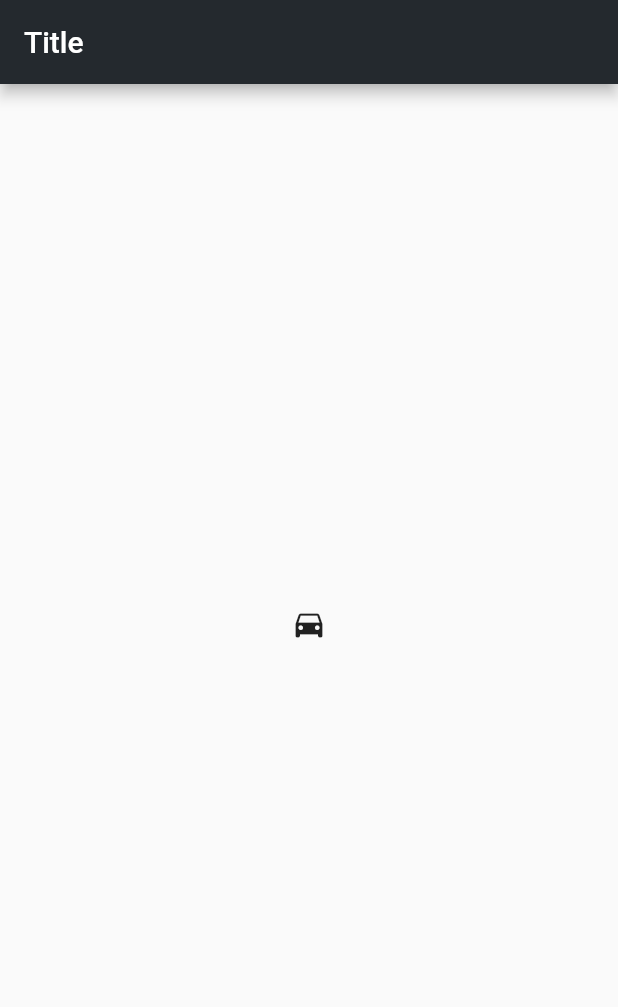
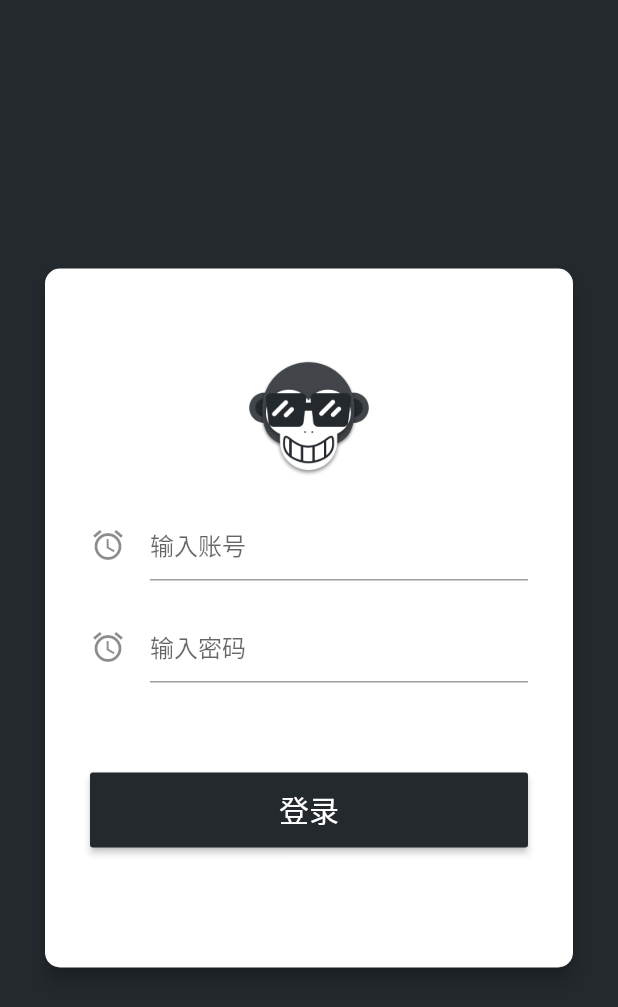
Before and after one commit to BlackFlagBin/blackflag_github_flutter, a Flutter app: the screen it shows after launch, on a phone screen of 412 x 824 dp. Shown: the top 1007 px of the screen. Run offline on Flutter 3.47's test engine with Material 2 defaults, Android fonts, the phone set to English and light mode, and no system bars.

Commit message:
add login page

```diff
--- a/lib/common/style/bf_colors.dart
+++ b/lib/common/style/bf_colors.dart
@@ -3,22 +3,29 @@ import 'package:flutter/material.dart';
 class BFColors {
   static const String welcomeMessage = "Welcome to Flutter";
 
-  static const int _primaryValue = 0xFF24292E;
-  static const int _primaryLightValue = 0xFF42464b;
-  static const int _primaryDarkValue = 0xFF121917;
+  static const int primaryValue = 0xFF24292E;
+  static const int primaryLightValue = 0xFF42464b;
+  static const int primaryDarkValue = 0xFF121917;
 
-  static const MaterialColor primarySwatch = const MaterialColor(_primaryValue, const <int, Color>{
-    50: const Color(_primaryLightValue),
-    100: const Color(_primaryLightValue),
-    200: const Color(_primaryLightValue),
-    300: const Color(_primaryLightValue),
-    400: const Color(_primaryLightValue),
-    500: const Color(_primaryValue),
-    600: const Color(_primaryDarkValue),
-    700: const Color(_primaryDarkValue),
-    800: const Color(_primaryDarkValue),
-    900: const Color(_primaryDarkValue),
+  static const int cardWhite = 0xFFFFFFFF;
+  static const int textWhite = 0xFFFFFFFF;
+
+  static const MaterialColor primarySwatch = const MaterialColor(primaryValue, const <int, Color>{
+    50: const Color(primaryLightValue),
+    100: const Color(primaryLightValue),
+    200: const Color(primaryLightValue),
+    300: const Color(primaryLightValue),
+    400: const Color(primaryLightValue),
+    500: const Color(primaryValue),
+    600: const Color(primaryDarkValue),
+    700: const Color(primaryDarkValue),
+    800: const Color(primaryDarkValue),
+    900: const Color(primaryDarkValue),
   });
 }
 
 class BFConstant {}
+
+class BFStrings {
+  static const String login_text = "登录";
+}
--- a/lib/main.dart
+++ b/lib/main.dart
@@ -1,4 +1,5 @@
 import 'package:blackflag_github_flutter/page/home_page.dart';
+import 'package:blackflag_github_flutter/page/login_page.dart';
 import 'package:blackflag_github_flutter/page/welcom_page.dart';
 import 'package:flutter/material.dart';
 
@@ -14,6 +15,7 @@ class MyApp extends StatelessWidget {
       ),
       routes: {
         "welcome_page": (context) => WelcomePage(),
+        "login_page": (context) => LoginPage(),
         "home_page": (context) => HomePage(),
       },
       home: WelcomePage(),
--- /dev/null
+++ b/lib/page/login_page.dart
@@ -0,0 +1,52 @@
+import 'package:blackflag_github_flutter/common/style/bf_colors.dart';
+import 'package:blackflag_github_flutter/widget/bf_flex_button.dart';
+import 'package:blackflag_github_flutter/widget/bf_input_widget.dart';
+import 'package:flutter/material.dart';
+
+class LoginPage extends StatelessWidget {
+  @override
+  Widget build(BuildContext context) {
+    return Container(
+      color: Color(BFColors.primaryValue),
+      child: Center(
+        child: Card(
+          elevation: 5,
+          shape: RoundedRectangleBorder(borderRadius: BorderRadius.all(Radius.circular(10))),
+          color: Color(BFColors.cardWhite),
+          margin: EdgeInsets.all(30),
+          child: Padding(
+            padding: const EdgeInsets.only(left: 30, top: 60, right: 30, bottom: 80),
+            child: Column(
+              mainAxisAlignment: MainAxisAlignment.center,
+              mainAxisSize: MainAxisSize.min,
+              children: <Widget>[
+                Image.asset(
+                  "static/images/logo.png",
+                  width: 80,
+                  height: 80,
+                ),
+                Padding(padding: EdgeInsets.all(10)),
+                BFInputWidget(
+                  hintText: "输入账号",
+                  iconData: Icons.alarm,
+                ),
+                Padding(padding: EdgeInsets.all(10)),
+                BFInputWidget(
+                  hintText: "输入密码",
+                  iconData: Icons.alarm,
+                ),
+                Padding(padding: EdgeInsets.all(30)),
+                BFFlexButton(
+                  textColor: Color(BFColors.textWhite),
+                  text: BFStrings.login_text,
+                  color: Color(BFColors.primaryValue),
+                  onPress: () {},
+                )
+              ],
+            ),
+          ),
+        ),
+      ),
+    );
+  }
+}
--- a/lib/page/welcom_page.dart
+++ b/lib/page/welcom_page.dart
@@ -9,7 +9,7 @@ class _WelcomePageState extends State<WelcomePage> {
   @override
   Widget build(BuildContext context) {
     Future.delayed(Duration(seconds: 2), () {
-      Navigator.of(context).pushReplacementNamed("home_page");
+      Navigator.of(context).pushReplacementNamed("login_page");
     });
 
     return Scaffold(
--- /dev/null
+++ b/lib/widget/bf_flex_button.dart
@@ -0,0 +1,33 @@
+import 'package:flutter/material.dart';
+
+class BFFlexButton extends StatelessWidget {
+  final String text;
+  final Color color;
+  final Color textColor;
+  final void Function() onPress;
+
+  const BFFlexButton({Key key, this.text, this.color, this.textColor, this.onPress})
+      : super(key: key);
+
+  @override
+  Widget build(BuildContext context) {
+    return Row(
+      children: <Widget>[
+        Expanded(
+            child: RaisedButton(
+                color: color,
+                child: Text(
+                  text,
+                  style: TextStyle(fontSize: 20),
+                ),
+                textColor: textColor,
+                padding: EdgeInsets.symmetric(vertical: 10, horizontal: 20),
+                onPressed: () {
+                  if (onPress != null) {
+                    onPress();
+                  }
+                }))
+      ],
+    );
+  }
+}
--- /dev/null
+++ b/lib/widget/bf_input_widget.dart
@@ -0,0 +1,23 @@
+import 'package:flutter/material.dart';
+
+class BFInputWidget extends StatefulWidget {
+  final String hintText;
+  final IconData iconData;
+
+  const BFInputWidget({Key key, this.hintText, this.iconData}) : super(key: key);
+
+  @override
+  _BFInputWidgetState createState() => _BFInputWidgetState();
+}
+
+class _BFInputWidgetState extends State<BFInputWidget> {
+  TextEditingController _controller = TextEditingController();
+
+  @override
+  Widget build(BuildContext context) {
+    return TextField(
+      controller: _controller,
+      decoration: InputDecoration(hintText: widget.hintText, icon: Icon(widget.iconData)),
+    );
+  }
+}
--- a/pubspec.yaml
+++ b/pubspec.yaml
@@ -70,3 +70,6 @@ flutter:
   #
   # For details regarding fonts from package dependencies,
   # see https://flutter.dev/custom-fonts/#from-packages
+
+  assets:
+    - static/images/
```
Also changed, not shown: static/images/logo.png (added).
